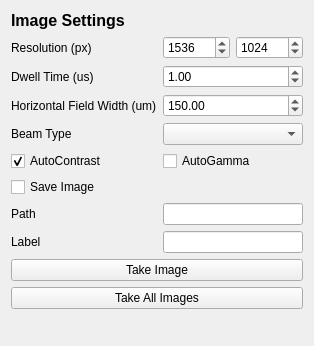
Before: the Qt Designer form fibsem/ui/qtdesigner_files/ImageSettingsWidget.ui in DeMarcoLab/fibsem, drawn with Qt 5.
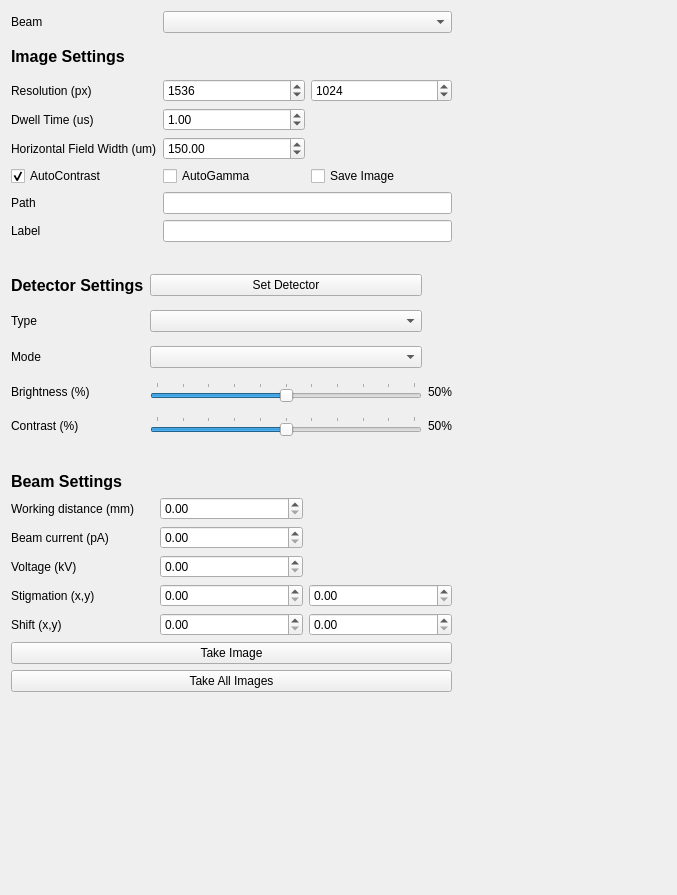
After: the same form once the commit is applied.

Commit message: fixed ui so it works for images with dofferent resolutions

```diff
--- a/fibsem/ui/qtdesigner_files/ImageSettingsWidget.ui
+++ b/fibsem/ui/qtdesigner_files/ImageSettingsWidget.ui
@@ -6,49 +6,139 @@
    <rect>
     <x>0</x>
     <y>0</y>
-    <width>311</width>
-    <height>346</height>
+    <width>677</width>
+    <height>895</height>
    </rect>
   </property>
   <property name="windowTitle">
    <string>Form</string>
   </property>
   <layout class="QGridLayout" name="gridLayout">
-   <item row="5" column="1" colspan="2">
+   <item row="0" column="0">
+    <widget class="QFrame" name="frame">
+     <widget class="QWidget" name="gridLayoutWidget">
+      <property name="geometry">
+       <rect>
+        <x>0</x>
+        <y>0</y>
+        <width>441</width>
+        <height>231</height>
+       </rect>
+      </property>
+      <layout class="QGridLayout" name="gridLayout_2">
+       <item row="5" column="1">
     <widget class="QCheckBox" name="checkBox_image_use_autogamma">
      <property name="text">
       <string>AutoGamma</string>
      </property>
     </widget>
    </item>
-   <item row="3" column="0">
-    <widget class="QLabel" name="label_image_hfw">
+       <item row="6" column="0">
+        <widget class="QLabel" name="label_image_save_path">
      <property name="text">
-      <string>Horizontal Field Width (um)</string>
+          <string>Path</string>
      </property>
     </widget>
    </item>
-   <item row="4" column="1" colspan="2">
-    <widget class="QComboBox" name="comboBox_image_beam_type"/>
-   </item>
-   <item row="1" column="0">
+       <item row="2" column="2">
+        <widget class="QSpinBox" name="spinBox_resolution_y">
+         <property name="minimum">
+          <number>1</number>
+         </property>
+         <property name="maximum">
+          <number>999999999</number>
+         </property>
+         <property name="value">
+          <number>1024</number>
+         </property>
+        </widget>
+       </item>
+       <item row="2" column="0">
     <widget class="QLabel" name="label_image_resolution">
      <property name="text">
       <string>Resolution (px)</string>
      </property>
     </widget>
    </item>
+       <item row="5" column="2">
+        <widget class="QCheckBox" name="checkBox_image_save_image">
+         <property name="text">
+          <string>Save Image</string>
+         </property>
+        </widget>
+       </item>
+       <item row="0" column="1" colspan="2">
+        <widget class="QComboBox" name="selected_beam"/>
+       </item>
    <item row="7" column="1" colspan="2">
-    <widget class="QLineEdit" name="lineEdit_image_path"/>
+        <widget class="QLineEdit" name="lineEdit_image_label"/>
+       </item>
+       <item row="3" column="0">
+        <widget class="QLabel" name="label_image_dwell_time">
+         <property name="text">
+          <string>Dwell Time (us)</string>
+         </property>
+        </widget>
+       </item>
+       <item row="2" column="1">
+        <widget class="QSpinBox" name="spinBox_resolution_x">
+         <property name="minimum">
+          <number>1</number>
+         </property>
+         <property name="maximum">
+          <number>999999999</number>
+         </property>
+         <property name="value">
+          <number>1536</number>
+         </property>
+        </widget>
+       </item>
+       <item row="5" column="0">
+        <widget class="QCheckBox" name="checkBox_image_use_autocontrast">
+         <property name="text">
+          <string>AutoContrast</string>
+         </property>
+         <property name="checked">
+          <bool>true</bool>
+         </property>
+        </widget>
+       </item>
+       <item row="7" column="0">
+        <widget class="QLabel" name="label_image_label">
+         <property name="text">
+          <string>Label</string>
+         </property>
+        </widget>
+       </item>
+       <item row="0" column="0">
+        <widget class="QLabel" name="label_8">
+         <property name="text">
+          <string>Beam</string>
+         </property>
+        </widget>
+       </item>
+       <item row="1" column="0" colspan="3">
+        <widget class="QLabel" name="label_title">
+         <property name="font">
+          <font>
+           <pointsize>12</pointsize>
+           <weight>75</weight>
+           <bold>true</bold>
+          </font>
+         </property>
+         <property name="text">
+          <string>Image Settings</string>
+         </property>
+        </widget>
    </item>
    <item row="4" column="0">
-    <widget class="QLabel" name="label_image_beam_type">
+        <widget class="QLabel" name="label_image_hfw">
      <property name="text">
-      <string>Beam Type</string>
+          <string>Horizontal Field Width (um)</string>
      </property>
     </widget>
    </item>
-   <item row="2" column="1" colspan="2">
+       <item row="3" column="1">
     <widget class="QDoubleSpinBox" name="doubleSpinBox_image_dwell_time">
      <property name="maximum">
       <double>10000000000000.000000000000000</double>
@@ -61,20 +151,10 @@
      </property>
     </widget>
    </item>
-   <item row="11" column="0" colspan="3">
-    <spacer name="verticalSpacer">
-     <property name="orientation">
-      <enum>Qt::Vertical</enum>
-     </property>
-     <property name="sizeHint" stdset="0">
-      <size>
-       <width>20</width>
-       <height>40</height>
-      </size>
-     </property>
-    </spacer>
-   </item>
-   <item row="3" column="1" colspan="2">
+       <item row="6" column="1" colspan="2">
+        <widget class="QLineEdit" name="lineEdit_image_path"/>
+       </item>
+       <item row="4" column="1">
     <widget class="QDoubleSpinBox" name="doubleSpinBox_image_hfw">
      <property name="maximum">
       <double>2700.000000000000000</double>
@@ -87,99 +167,280 @@
      </property>
     </widget>
    </item>
-   <item row="2" column="0">
-    <widget class="QLabel" name="label_image_dwell_time">
-     <property name="text">
-      <string>Dwell Time (us)</string>
-     </property>
-    </widget>
-   </item>
+      </layout>
+     </widget>
+     <widget class="QWidget" name="gridLayoutWidget_2">
+      <property name="geometry">
+       <rect>
+        <x>0</x>
+        <y>235</y>
+        <width>441</width>
+        <height>221</height>
+       </rect>
+      </property>
+      <layout class="QGridLayout" name="gridLayout_3">
    <item row="6" column="0">
-    <widget class="QCheckBox" name="checkBox_image_save_image">
+        <widget class="QLabel" name="label_5">
      <property name="text">
-      <string>Save Image</string>
+          <string>Contrast (%)</string>
      </property>
     </widget>
    </item>
-   <item row="7" column="0">
-    <widget class="QLabel" name="label_image_save_path">
+       <item row="1" column="0">
+        <widget class="QLabel" name="label">
+         <property name="font">
+          <font>
+           <pointsize>12</pointsize>
+           <weight>75</weight>
+           <bold>true</bold>
+          </font>
+         </property>
      <property name="text">
-      <string>Path</string>
+          <string>Detector Settings</string>
      </property>
     </widget>
    </item>
-   <item row="8" column="0">
-    <widget class="QLabel" name="label_image_label">
+       <item row="4" column="0">
+        <widget class="QLabel" name="label_3">
      <property name="text">
-      <string>Label</string>
+          <string>Mode</string>
      </property>
     </widget>
    </item>
-   <item row="9" column="0" colspan="3">
+       <item row="5" column="2">
+        <widget class="QLabel" name="brightness_label">
+         <property name="text">
+          <string>50%</string>
+         </property>
+        </widget>
+       </item>
+       <item row="5" column="0">
+        <widget class="QLabel" name="label_4">
+         <property name="text">
+          <string>Brightness (%)</string>
+         </property>
+        </widget>
+       </item>
+       <item row="3" column="0">
+        <widget class="QLabel" name="label_2">
+         <property name="text">
+          <string>Type</string>
+         </property>
+        </widget>
+       </item>
+       <item row="4" column="1">
+        <widget class="QComboBox" name="mode"/>
+       </item>
+       <item row="6" column="1">
+        <widget class="QSlider" name="contrast">
+         <property name="maximum">
+          <number>100</number>
+         </property>
+         <property name="sliderPosition">
+          <number>50</number>
+         </property>
+         <property name="orientation">
+          <enum>Qt::Horizontal</enum>
+         </property>
+         <property name="tickPosition">
+          <enum>QSlider::TicksAbove</enum>
+         </property>
+         <property name="tickInterval">
+          <number>10</number>
+         </property>
+        </widget>
+       </item>
+       <item row="1" column="1">
+        <widget class="QPushButton" name="set_detector">
+         <property name="text">
+          <string>Set Detector</string>
+         </property>
+        </widget>
+       </item>
+       <item row="5" column="1">
+        <widget class="QSlider" name="brightness">
+         <property name="maximum">
+          <number>100</number>
+         </property>
+         <property name="sliderPosition">
+          <number>50</number>
+         </property>
+         <property name="orientation">
+          <enum>Qt::Horizontal</enum>
+         </property>
+         <property name="invertedAppearance">
+          <bool>false</bool>
+         </property>
+         <property name="tickPosition">
+          <enum>QSlider::TicksAbove</enum>
+         </property>
+         <property name="tickInterval">
+          <number>10</number>
+         </property>
+        </widget>
+       </item>
+       <item row="3" column="1">
+        <widget class="QComboBox" name="type"/>
+       </item>
+       <item row="0" column="0" colspan="3">
+        <spacer name="horizontalSpacer">
+         <property name="orientation">
+          <enum>Qt::Horizontal</enum>
+         </property>
+         <property name="sizeHint" stdset="0">
+          <size>
+           <width>40</width>
+           <height>20</height>
+          </size>
+         </property>
+        </spacer>
+       </item>
+       <item row="7" column="1">
+        <spacer name="horizontalSpacer_2">
+         <property name="orientation">
+          <enum>Qt::Horizontal</enum>
+         </property>
+         <property name="sizeHint" stdset="0">
+          <size>
+           <width>40</width>
+           <height>20</height>
+          </size>
+         </property>
+        </spacer>
+       </item>
+       <item row="6" column="2">
+        <widget class="QLabel" name="contrast_label">
+         <property name="text">
+          <string>50%</string>
+         </property>
+        </widget>
+       </item>
+      </layout>
+     </widget>
+     <widget class="QWidget" name="gridLayoutWidget_3">
+      <property name="geometry">
+       <rect>
+        <x>0</x>
+        <y>460</y>
+        <width>441</width>
+        <height>221</height>
+       </rect>
+      </property>
+      <layout class="QGridLayout" name="gridLayout_4">
+       <item row="5" column="0">
+        <widget class="QLabel" name="label_12">
+         <property name="text">
+          <string>Shift (x,y)</string>
+         </property>
+        </widget>
+       </item>
+       <item row="5" column="1">
+        <widget class="QDoubleSpinBox" name="shift_x">
+         <property name="maximum">
+          <double>1000.000000000000000</double>
+         </property>
+        </widget>
+       </item>
+       <item row="5" column="2">
+        <widget class="QDoubleSpinBox" name="shift_y">
+         <property name="maximum">
+          <double>1000.000000000000000</double>
+         </property>
+        </widget>
+       </item>
+       <item row="2" column="0">
+        <widget class="QLabel" name="label_9">
+         <property name="text">
+          <string>Beam current (pA)</string>
+         </property>
+        </widget>
+       </item>
+       <item row="2" column="1">
+        <widget class="QDoubleSpinBox" name="beam_current">
+         <property name="maximum">
+          <double>1000.000000000000000</double>
+         </property>
+        </widget>
+       </item>
+       <item row="3" column="1">
+        <widget class="QDoubleSpinBox" name="beam_voltage">
+         <property name="maximum">
+          <double>100000.000000000000000</double>
+         </property>
+        </widget>
+       </item>
+       <item row="4" column="2">
+        <widget class="QDoubleSpinBox" name="stigmation_y">
+         <property name="maximum">
+          <double>1000.000000000000000</double>
+         </property>
+        </widget>
+       </item>
+       <item row="0" column="0">
+        <widget class="QLabel" name="label_6">
+         <property name="font">
+          <font>
+           <pointsize>12</pointsize>
+           <weight>75</weight>
+           <bold>true</bold>
+          </font>
+         </property>
+         <property name="text">
+          <string>Beam Settings</string>
+         </property>
+        </widget>
+       </item>
+       <item row="4" column="0">
+        <widget class="QLabel" name="label_11">
+         <property name="text">
+          <string>Stigmation (x,y)</string>
+         </property>
+        </widget>
+       </item>
+       <item row="1" column="1">
+        <widget class="QDoubleSpinBox" name="working_distance">
+         <property name="maximum">
+          <double>1000.000000000000000</double>
+         </property>
+        </widget>
+       </item>
+       <item row="4" column="1">
+        <widget class="QDoubleSpinBox" name="stigmation_x">
+         <property name="maximum">
+          <double>1000.000000000000000</double>
+         </property>
+        </widget>
+       </item>
+       <item row="3" column="0">
+        <widget class="QLabel" name="label_10">
+         <property name="text">
+          <string>Voltage (kV)</string>
+         </property>
+        </widget>
+       </item>
+       <item row="1" column="0">
+        <widget class="QLabel" name="label_7">
+         <property name="text">
+          <string>Working distance (mm)</string>
+         </property>
+        </widget>
+       </item>
+       <item row="6" column="0" colspan="3">
     <widget class="QPushButton" name="pushButton_take_image">
      <property name="text">
       <string>Take Image</string>
      </property>
     </widget>
    </item>
-   <item row="1" column="2">
-    <widget class="QSpinBox" name="spinBox_resolution_y">
-     <property name="minimum">
-      <number>1</number>
-     </property>
-     <property name="maximum">
-      <number>999999999</number>
-     </property>
-     <property name="value">
-      <number>1024</number>
-     </property>
-    </widget>
-   </item>
-   <item row="0" column="0" colspan="2">
-    <widget class="QLabel" name="label_title">
-     <property name="font">
-      <font>
-       <pointsize>12</pointsize>
-       <weight>75</weight>
-       <bold>true</bold>
-      </font>
-     </property>
-     <property name="text">
-      <string>Image Settings</string>
-     </property>
-    </widget>
-   </item>
-   <item row="1" column="1">
-    <widget class="QSpinBox" name="spinBox_resolution_x">
-     <property name="minimum">
-      <number>1</number>
-     </property>
-     <property name="maximum">
-      <number>999999999</number>
-     </property>
-     <property name="value">
-      <number>1536</number>
-     </property>
-    </widget>
-   </item>
-   <item row="5" column="0">
-    <widget class="QCheckBox" name="checkBox_image_use_autocontrast">
-     <property name="text">
-      <string>AutoContrast</string>
-     </property>
-     <property name="checked">
-      <bool>true</bool>
-     </property>
-    </widget>
-   </item>
-   <item row="8" column="1" colspan="2">
-    <widget class="QLineEdit" name="lineEdit_image_label"/>
-   </item>
-   <item row="10" column="0" colspan="3">
+       <item row="7" column="0" colspan="3">
     <widget class="QPushButton" name="pushButton_take_all_images">
      <property name="text">
       <string>Take All Images</string>
      </property>
+        </widget>
+       </item>
+      </layout>
+     </widget>
     </widget>
    </item>
   </layout>
```
Lines whose indentation alone changed are shown as unchanged. The commit also changes 1 other file.
